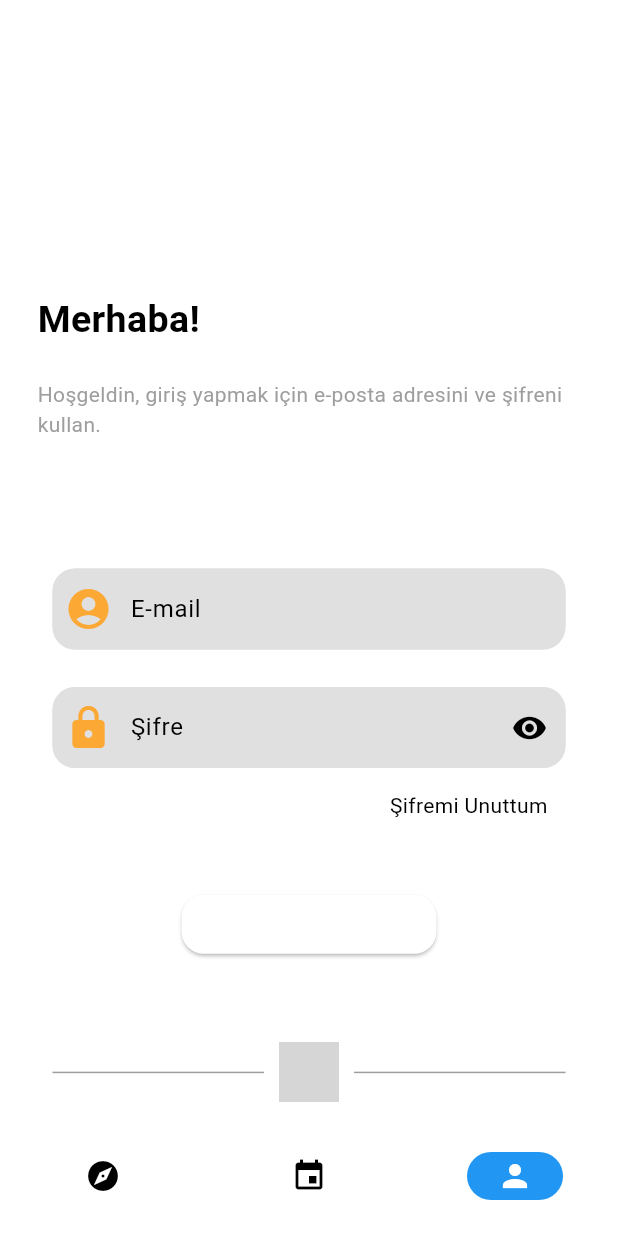
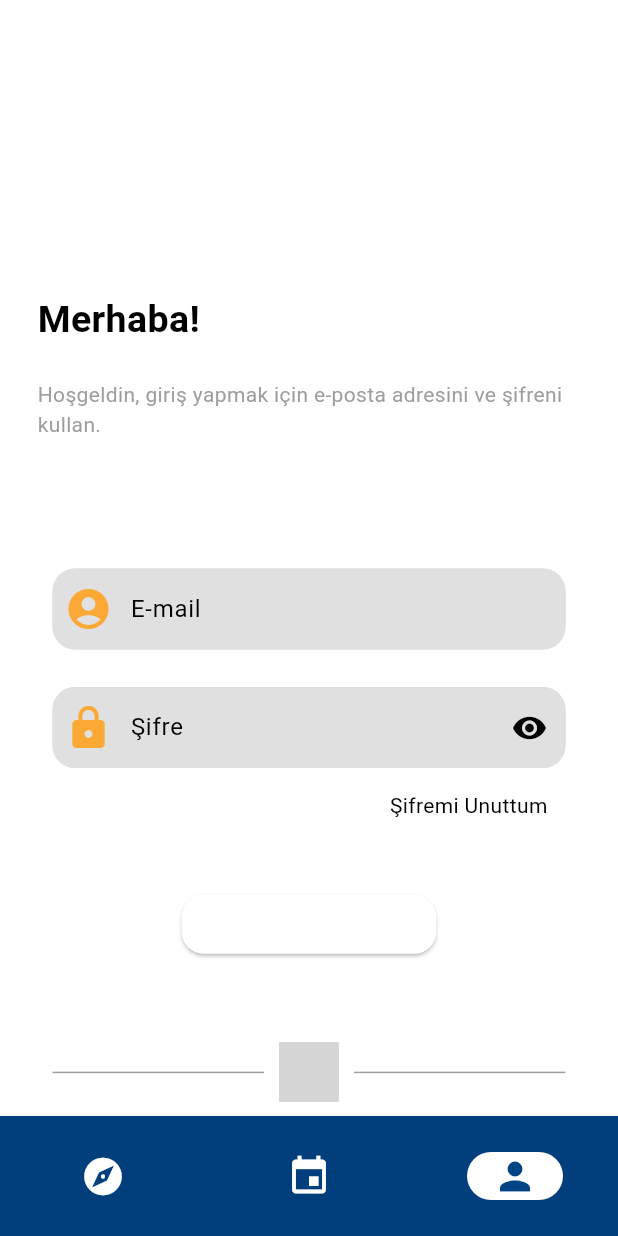
Before and after one commit to alicimen0614/ComPau, a Flutter app: the screen it shows after launch, item 3 of the bottom bar chosen, on a phone screen of 412 x 824 dp. Run offline on Flutter 3.47's test engine with Material 3 defaults, Android fonts, the light colour scheme and no system bars; our stand-ins replace email_validator; grey boxes are pictures that could not be loaded.

Commit message:
bottom navigation bar theme implemented

```diff
--- a/community_social_media/lib/bottom_nav_bar_builder.dart
+++ b/community_social_media/lib/bottom_nav_bar_builder.dart
@@ -22,12 +22,41 @@ class _BottomNavBarBuilderState extends State<BottomNavBarBuilder> {
 
   final List<Widget> items = [
     const NavigationDestination(
+        selectedIcon: Icon(
+          Icons.explore_rounded,
+          color: const Color(0xFF004485),
+          size: 30,
+        ),
         icon: Icon(
           Icons.explore_rounded,
+          color: Colors.white,
+          size: 30,
         ),
         label: ""),
-    const NavigationDestination(icon: Icon(Icons.event), label: ""),
-    const NavigationDestination(icon: Icon(Icons.person), label: ""),
+    const NavigationDestination(
+        selectedIcon: Icon(
+          Icons.event,
+          color: const Color(0xFF004485),
+          size: 30,
+        ),
+        icon: Icon(
+          Icons.event,
+          color: Colors.white,
+          size: 30,
+        ),
+        label: ""),
+    const NavigationDestination(
+        selectedIcon: Icon(
+          Icons.person,
+          color: Color(0xFF004485),
+          size: 30,
+        ),
+        icon: Icon(
+          Icons.person,
+          color: Colors.white,
+          size: 30,
+        ),
+        label: ""),
   ];
   @override
   Widget build(BuildContext context) {
@@ -36,6 +65,9 @@ class _BottomNavBarBuilderState extends State<BottomNavBarBuilder> {
             FloatingActionButtonLocation.miniCenterDocked,
         body: screens[currentIndex],
         bottomNavigationBar: NavigationBar(
+          shadowColor: Colors.black,
+          surfaceTintColor: Colors.black,
+          indicatorColor: Colors.white,
           labelBehavior: NavigationDestinationLabelBehavior.alwaysHide,
           destinations: items,
           selectedIndex: currentIndex,
--- a/community_social_media/lib/main.dart
+++ b/community_social_media/lib/main.dart
@@ -13,6 +13,9 @@ class MyApp extends StatelessWidget {
     return MaterialApp(
       title: 'Flutter Demo',
       theme: ThemeData(
+        navigationBarTheme:
+            const NavigationBarThemeData(backgroundColor: Color(0xFF004485)),
+        scaffoldBackgroundColor: Color(0xFFEEF5FF),
         colorScheme: ColorScheme.fromSwatch().copyWith(
             primary: const Color(0xFF007dc4),
             secondary: const Color(0xFF004485)),
```
